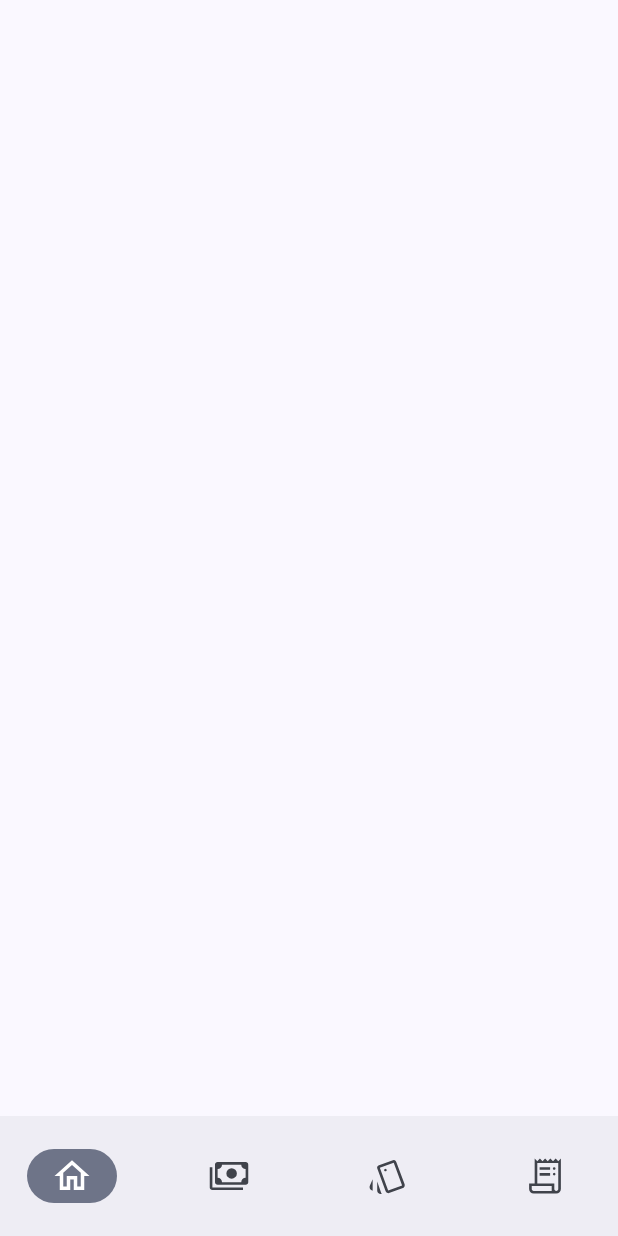
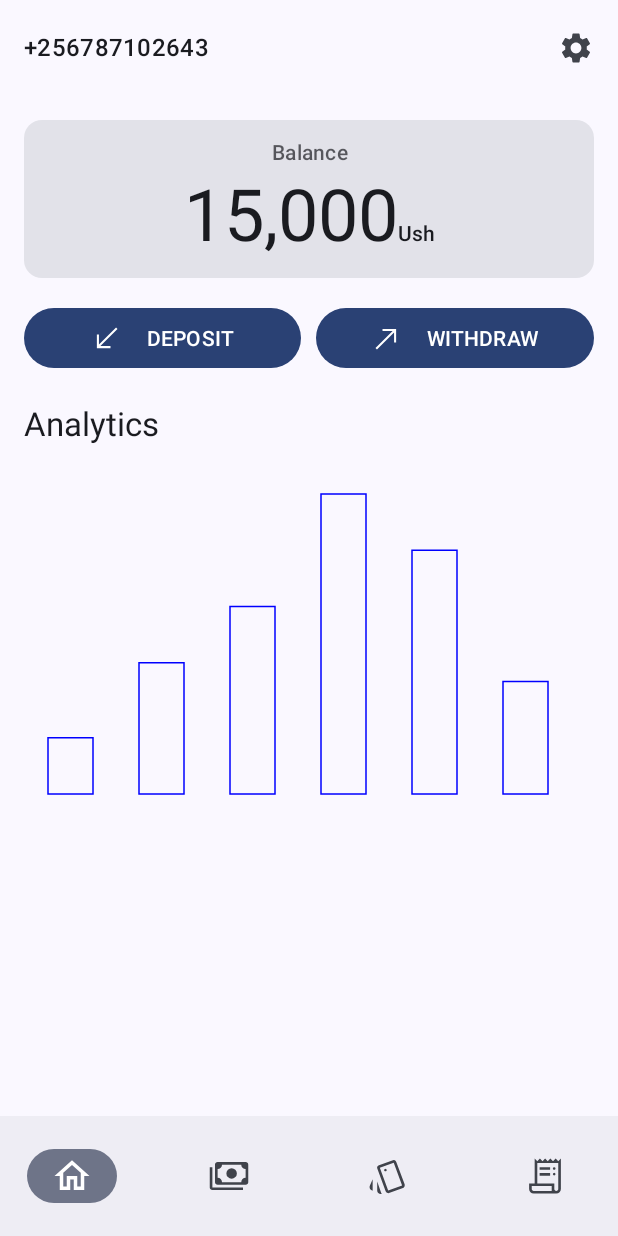
Before and after one commit to Khor-12/SmartPay, an Android app built with Jetpack Compose: the AppContent screen opened through its navigation route, on a phone screen of 412 x 824 dp. Run offline under Robolectric (Android 15) with nearby library versions, the phone set to English and light mode, and no system bars; our stand-ins replace Dagger/Hilt's generated code, Firebase (no records; nobody signed in at launch, a user with empty details on screens opened directly); libraries missing offline, so code that uses them is left out: com.google.mlkit.vision.

Commit message:
Minor Implementation UI to the Home Feature

```diff
--- a/app/src/main/java/com/khor/smartpay/feature_home/HomeScreen.kt
+++ b/app/src/main/java/com/khor/smartpay/feature_home/HomeScreen.kt
@@ -1,15 +1,143 @@
 package com.khor.smartpay.feature_home
 
-import androidx.compose.foundation.background
+import androidx.compose.foundation.Canvas
+import androidx.compose.foundation.layout.Arrangement
 import androidx.compose.foundation.layout.Column
+import androidx.compose.foundation.layout.Row
+import androidx.compose.foundation.layout.Spacer
 import androidx.compose.foundation.layout.fillMaxSize
+import androidx.compose.foundation.layout.fillMaxWidth
+import androidx.compose.foundation.layout.height
+import androidx.compose.foundation.layout.padding
+import androidx.compose.material.icons.Icons
+import androidx.compose.material.icons.filled.Settings
+import androidx.compose.material3.Button
+import androidx.compose.material3.Card
+import androidx.compose.material3.Icon
+import androidx.compose.material3.IconButton
+import androidx.compose.material3.MaterialTheme
 import androidx.compose.material3.Text
 import androidx.compose.runtime.Composable
+import androidx.compose.ui.Alignment
 import androidx.compose.ui.Modifier
+import androidx.compose.ui.draw.alpha
+import androidx.compose.ui.geometry.Offset
+import androidx.compose.ui.geometry.Size
 import androidx.compose.ui.graphics.Color
+import androidx.compose.ui.graphics.drawscope.Stroke
+import androidx.compose.ui.res.painterResource
+import androidx.compose.ui.text.SpanStyle
+import androidx.compose.ui.text.buildAnnotatedString
+import androidx.compose.ui.text.font.FontWeight
+import androidx.compose.ui.text.style.TextAlign
+import androidx.compose.ui.text.withStyle
+import androidx.compose.ui.unit.dp
+import androidx.compose.ui.unit.sp
+import com.khor.smartpay.R
 import com.khor.smartpay.core.presentation.components.StandardToolbar
+import com.khor.smartpay.feature_home.components.PaymentButton
 
 @Composable
 fun HomeScreen() {
+    StandardToolbar(title = { Text("+256787102643", style = MaterialTheme.typography.titleMedium)}, navActions = {
+        IconButton(
+            onClick = {
+
+            }, modifier = Modifier
+        ) {
+            Icon(imageVector = Icons.Filled.Settings, contentDescription = "Settings")
+        }
+    })
+
+    Column(
+        modifier = Modifier
+            .fillMaxSize()
+            .padding(16.dp)
+    ) {
+        Card(modifier = Modifier.fillMaxWidth()) {
+            Text(
+                modifier = Modifier
+                    .alpha(0.7f)
+                    .align(Alignment.CenterHorizontally)
+                    .padding(top = 12.dp),
+                text = "Balance",
+                style = MaterialTheme.typography.bodyMedium,
+                textAlign = TextAlign.Center,
+                fontWeight = FontWeight.Medium
+            )
+            Spacer(modifier = Modifier.height(4.dp))
+            Text(
+                modifier = Modifier
+                    .align(Alignment.CenterHorizontally)
+                    .padding(bottom = 12.dp),
+                text = buildAnnotatedString {
+                    append("15,000")
+                    withStyle(
+                        SpanStyle(
+                            fontSize = 14.sp,
+                            fontWeight = FontWeight.SemiBold
+                        )
+                    ) {
+                        append("Ush")
+                    }
+                },
+                style = MaterialTheme.typography.headlineLarge,
+                fontSize = 48.sp,
+                textAlign = TextAlign.Center,
+            )
+        }
+        Spacer(modifier = Modifier.height(16.dp))
+        Row(
+            modifier = Modifier.fillMaxWidth(),
+            horizontalArrangement = Arrangement.spacedBy(10.dp)
+        ) {
+            PaymentButton(
+                modifier = Modifier.weight(1f),
+                onClick = { },
+                icon = painterResource(R.drawable.down_arrow),
+                title = "DEPOSIT"
+            )
+            PaymentButton(
+                modifier = Modifier.weight(1f),
+                onClick = { },
+                icon = painterResource(R.drawable.up_arrow),
+                title = "WITHDRAW"
+            )
+        }
+        Spacer(modifier = Modifier.height(20.dp))
+        Text(text = "Analytics", style = MaterialTheme.typography.titleLarge, textAlign = TextAlign.Start)
+        Spacer(modifier = Modifier.height(16.dp))
+        HistogramGraph(listOf(15f, 35f, 50f, 80f, 65f, 30f))
+    }
 
 }
+
+@Composable
+fun HistogramGraph(data: List<Float>) {
+    val maxValue = data.maxOrNull() ?: 0f
+    val barWidth = 30.dp
+    val barSpacing = 16.dp
+
+    Canvas(
+        modifier = Modifier
+            .padding(16.dp)
+            .fillMaxWidth()
+            .height(200.dp)
+    ) {
+        val xStep = (size.width - (data.size - 1) * barSpacing.toPx()) / data.size
+        var x = 0f
+
+        data.forEachIndexed { index, value ->
+            val barHeight = (value / maxValue) * size.height
+
+            drawRect(
+                color = Color.Blue,
+                topLeft = Offset(x, size.height - barHeight),
+                size = Size(barWidth.toPx(), barHeight),
+                style = Stroke(width = 1.dp.toPx())
+            )
+
+            x += xStep + barSpacing.toPx()
+        }
+    }
+}
--- /dev/null
+++ b/app/src/main/java/com/khor/smartpay/feature_home/components/ButtonWithTrailingIcon.kt
@@ -0,0 +1,36 @@
+package com.khor.smartpay.feature_home.components
+
+import androidx.compose.foundation.layout.Arrangement
+import androidx.compose.foundation.layout.Row
+import androidx.compose.foundation.layout.padding
+import androidx.compose.foundation.layout.size
+import androidx.compose.material3.Button
+import androidx.compose.material3.Icon
+import androidx.compose.material3.Text
+import androidx.compose.runtime.Composable
+import androidx.compose.ui.Alignment
+import androidx.compose.ui.Modifier
+import androidx.compose.ui.graphics.painter.Painter
+import androidx.compose.ui.unit.dp
+
+@Composable
+fun PaymentButton(
+    modifier: Modifier,
+    onClick: () -> Unit,
+    icon: Painter,
+    title: String
+) {
+    Button(
+        onClick = onClick,
+        modifier = modifier
+    ) {
+        Row(horizontalArrangement = Arrangement.spacedBy(16.dp), verticalAlignment = Alignment.CenterVertically) {
+            Icon(
+                painter = icon,
+                contentDescription = null,
+                modifier = Modifier.size(22.dp)
+            )
+            Text(text = title)
+        }
+    }
+}
```
